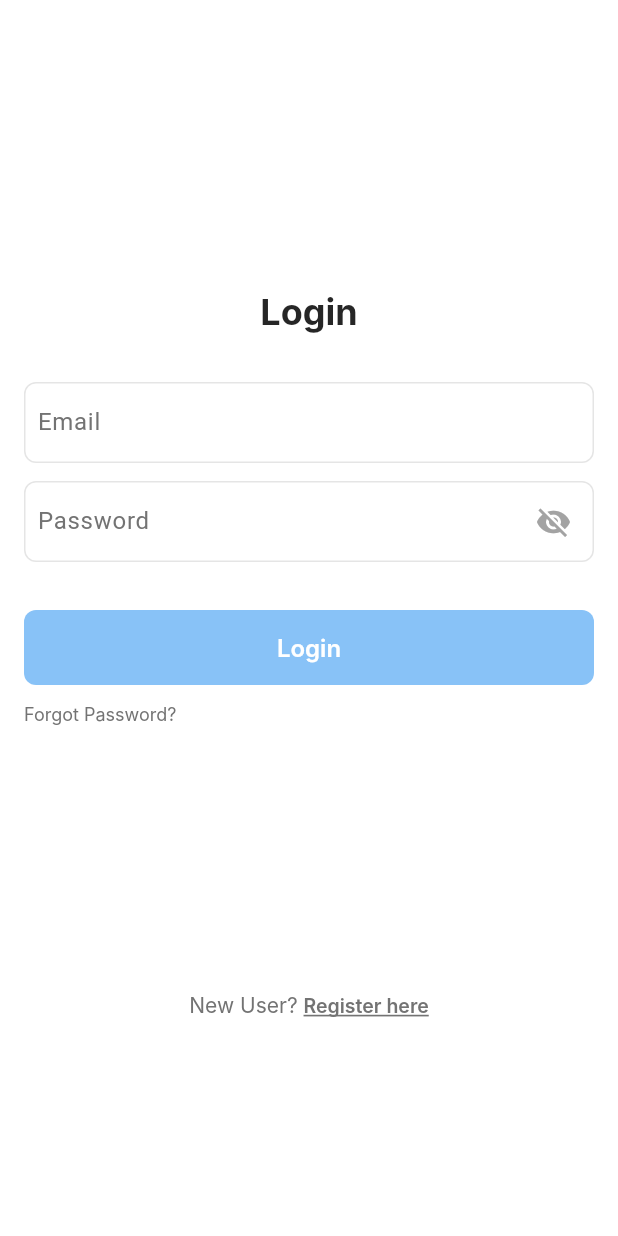
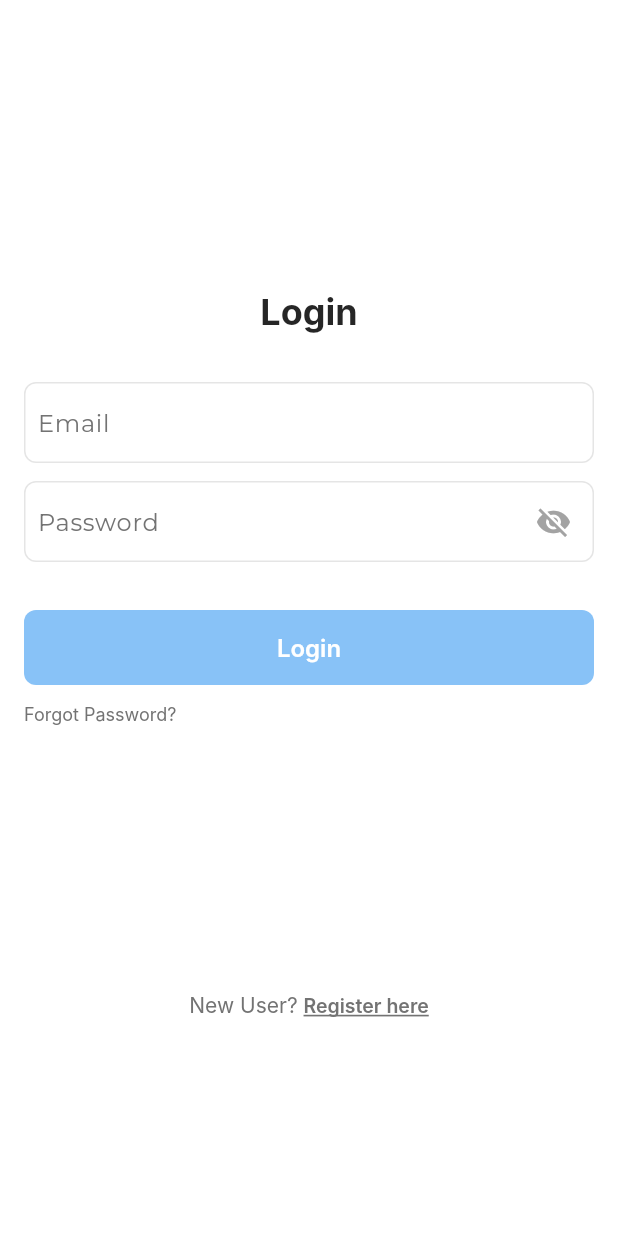
Before and after one commit to rohitb-paktolus/smart_scan_flutter, a Flutter app: the screen it shows after launch, on a phone screen of 412 x 824 dp. Run offline on Flutter 3.47's test engine with Material 3 defaults, Android fonts, the phone set to English and light mode, and no system bars; our stand-ins replace bloc, camera, dio, equatable, flutter_bloc, flutter_dotenv and 8 more; missing offline and left inert: google_mlkit_text_recognition, opencv_dart, pdfx, syncfusion_flutter_pdfviewer; accounts and stored records are empty; Roboto replaces fonts that are missing (Inter).

Commit message:
add theme for light mode and dark mode

```diff
--- a/lib/main.dart
+++ b/lib/main.dart
@@ -16,6 +16,7 @@ import 'package:smart_scan_flutter/scanning/screens/image_preview_screen.dart';
 import 'package:smart_scan_flutter/splash_screen.dart';
 import 'package:smart_scan_flutter/utils/prefs.dart';
 import 'package:smart_scan_flutter/utils/route.dart';
+import 'package:smart_scan_flutter/utils/theme.dart';
 
 import 'forgot_password/forgot_password_bloc/forgot_password_bloc.dart';
 import 'forgot_password/forgot_password_screen.dart';
@@ -77,9 +78,9 @@ class MyApp extends StatelessWidget {
     return MaterialApp(
       title: 'Flutter Demo',
       debugShowCheckedModeBanner: false,
-      theme: ThemeData(
-        colorScheme: ColorScheme.fromSeed(seedColor: Colors.blueAccent),
-      ),
+      theme: lightTheme,
+      darkTheme: darkTheme,
+      themeMode: ThemeMode.system,
       initialRoute: ROUT_SPLASH,
       onGenerateRoute: (settings) {
         switch (settings.name) {
--- /dev/null
+++ b/lib/utils/theme.dart
@@ -0,0 +1,24 @@
+import 'package:flutter/material.dart';
+import 'package:google_fonts/google_fonts.dart';
+
+final ThemeData lightTheme = ThemeData(
+  brightness: Brightness.light,
+  primarySwatch: Colors.teal,
+  scaffoldBackgroundColor: Colors.white,
+  appBarTheme: const AppBarTheme(
+    backgroundColor: Colors.teal,
+    foregroundColor: Colors.white,
+  ),
+  textTheme: GoogleFonts.montserratTextTheme(ThemeData.light().textTheme),
+);
+
+final ThemeData darkTheme = ThemeData(
+  brightness: Brightness.dark,
+  primarySwatch: Colors.teal,
+  scaffoldBackgroundColor: Colors.grey[900],
+  appBarTheme: const AppBarTheme(
+    backgroundColor: Colors.black,
+    foregroundColor: Colors.white,
+  ),
+  textTheme: GoogleFonts.montserratTextTheme(ThemeData.dark().textTheme),
+);
--- a/pubspec.yaml
+++ b/pubspec.yaml
@@ -57,6 +57,7 @@ dependencies:
   sqflite: ^2.4.2
   flutter_dotenv: ^6.0.0
   share_plus: ^12.0.1
+  google_fonts: ^6.3.2
 
 dev_dependencies:
   flutter_test:
```
Also changed, not shown: pubspec.lock.
